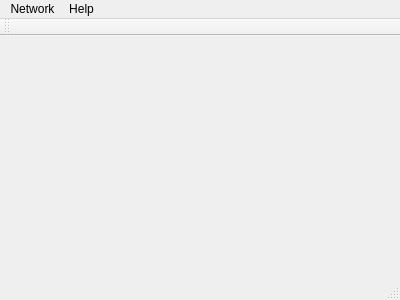
This is lanchat/main_window.ui in master-gekus/lanchat as Qt 5 draws it before an edit. The edited form follows.
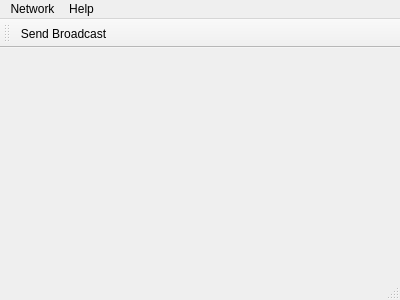
This is the edited form.

```diff
--- a/lanchat/main_window.ui
+++ b/lanchat/main_window.ui
@@ -45,6 +45,7 @@
    <attribute name="toolBarBreak">
     <bool>false</bool>
    </attribute>
+   <addaction name="actionSendBroadcast"/>
   </widget>
   <widget class="QStatusBar" name="statusBar"/>
   <action name="actionAbout">
@@ -66,6 +67,11 @@
     <string>Alt+X</string>
    </property>
   </action>
+  <action name="actionSendBroadcast">
+   <property name="text">
+    <string>Send Broadcast</string>
+   </property>
+  </action>
  </widget>
  <layoutdefault spacing="6" margin="11"/>
  <resources/>
```
